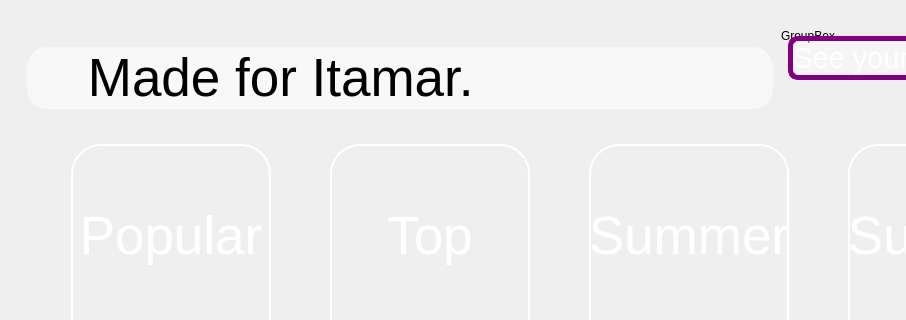
This is ui/search_page/search_page.ui in incremen/CyberMusicStreaming as Qt 5 draws it before an edit; both pictures show x 0 to 906 and y 0 to 320 of the 1123 by 922 pixel window. The edited form follows.
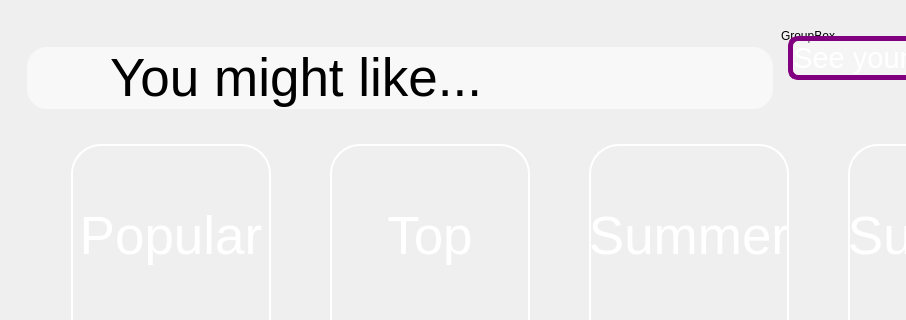
This is the edited form. Icons and pictures are not drawn.

Commit message: search page says you might like instead of made for itamar

What changed in the file:
```diff
--- a/ui/search_page/search_page.ui
+++ b/ui/search_page/search_page.ui
@@ -392,6 +392,9 @@
          <layout class="QHBoxLayout" name="horizontalLayout_3">
           <item>
            <widget class="QLineEdit" name="lineEdit">
+            <property name="enabled">
+             <bool>false</bool>
+            </property>
             <property name="font">
              <font>
               <family>Arial</family>
@@ -412,7 +415,10 @@
 </string>
             </property>
             <property name="text">
-             <string>    Made for Itamar. </string>
+             <string>You might like...              </string>
+            </property>
+            <property name="alignment">
+             <set>Qt::AlignCenter</set>
             </property>
            </widget>
           </item>
```
The commit also changes 1 other file.
